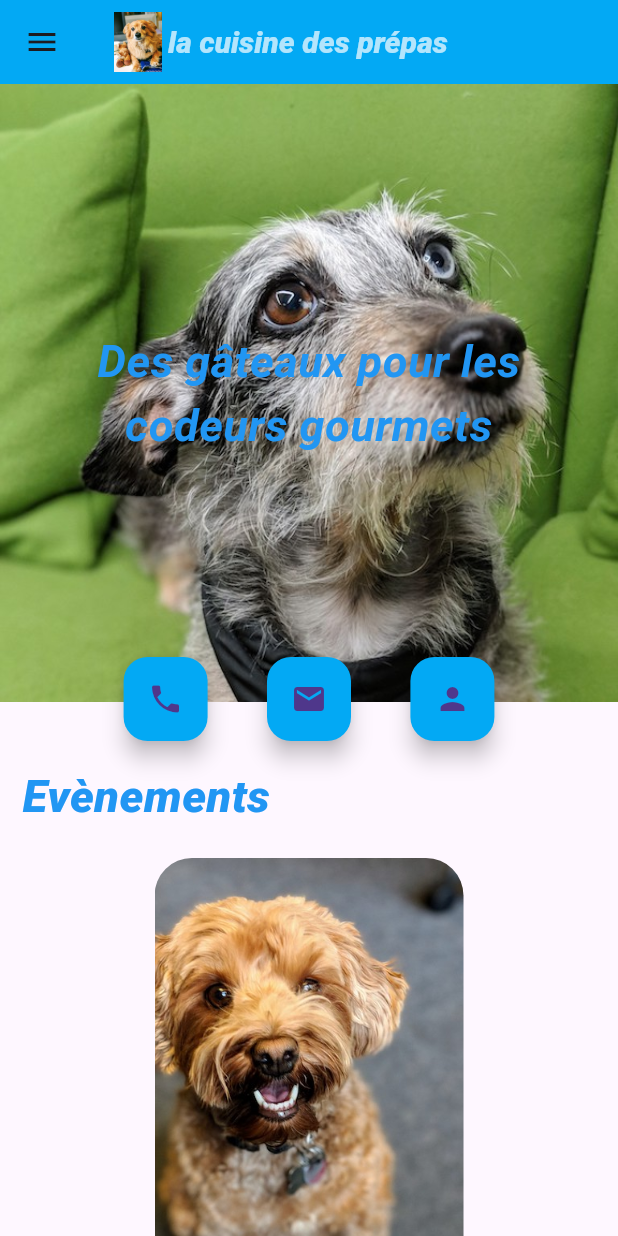
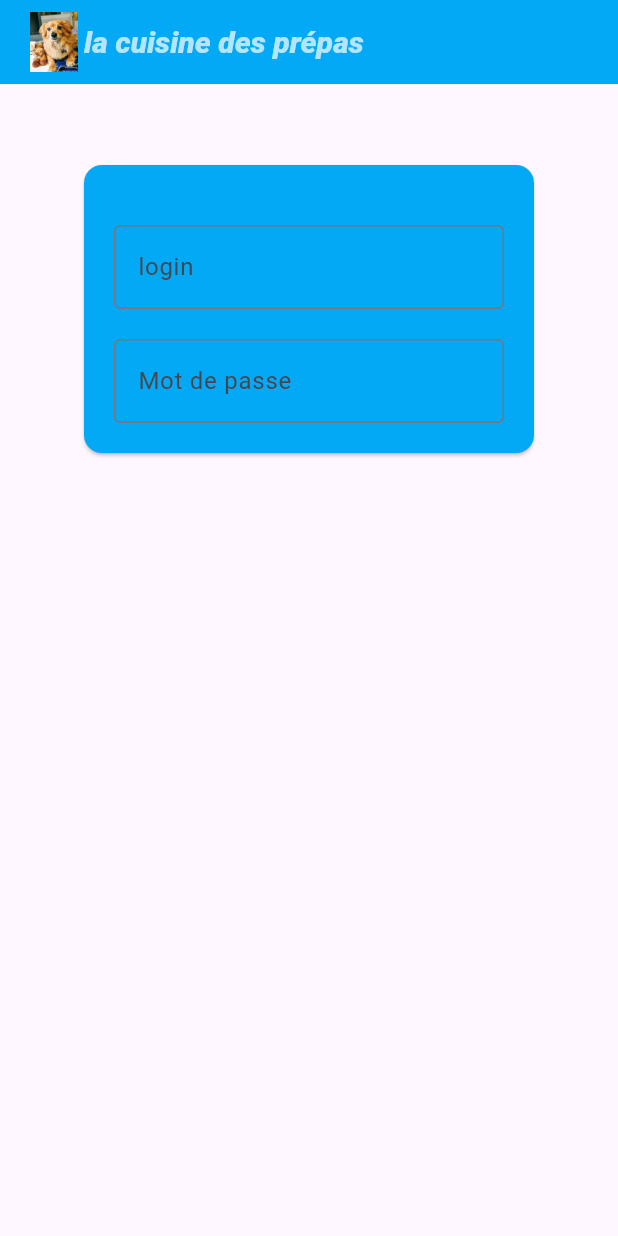
Before and after one commit to LopezMat/flutter, a Flutter app: the screen it shows after launch, on a phone screen of 412 x 824 dp. Run offline on Flutter 3.47's test engine with Material 3 defaults, Android fonts, the phone set to English and light mode, and no system bars; our stand-ins replace carousel_slider.

Commit message:
add loginForm

```diff
--- a/lib/main.dart
+++ b/lib/main.dart
@@ -1,4 +1,5 @@
 import 'package:flutter/material.dart';
+import 'package:intro_flutter/pages/LoginPage.dart';
 
 import 'pages/HomePage.dart';
 
@@ -14,7 +15,7 @@ class Cuisine extends StatelessWidget {
     return MaterialApp(
       debugShowCheckedModeBanner: false,
       title: "Mon site de cuisine",
-      home: HomePage(),
+      home: LoginPage(),
     );
   }
 }
--- a/lib/models/Constantes.dart
+++ b/lib/models/Constantes.dart
@@ -7,6 +7,9 @@ import 'package:intro_flutter/pages/HomePage.dart';
 import 'package:intro_flutter/pages/NextPage.dart';
 import 'package:intro_flutter/widgets/HoverButton.dart';
 import 'package:intro_flutter/widgets/UrlButton.dart';
+import 'package:crypto/crypto.dart';
+import 'dart:convert';
+
 
 //définition des couleurs
 Color appBarColor = const Color.fromRGBO(3, 169, 244, 1);
@@ -92,5 +95,13 @@ List<CarouselImage> cimages = [
   CarouselImage(name: "titi", path: p3),
   CarouselImage(name: "tintin", path: p4),
   CarouselImage(name: "tete", path: p12),
+];
 
-];
+// information de connexion
+String adminlog = "administrator";
+String admihpass = generateMd5("admin@2024");
+
+//fonction de hash en md5
+String generateMd5(String data){
+  return md5.convert(utf8.encode(data)).toString();
+}
--- /dev/null
+++ b/lib/pages/LoginPage.dart
@@ -0,0 +1,30 @@
+import 'package:flutter/material.dart';
+import 'package:intro_flutter/models/MakeItResponsive.dart';
+import 'package:intro_flutter/section/LoginSection.dart';
+import 'package:intro_flutter/widgets/PhoneBar.dart';
+import 'package:intro_flutter/widgets/WebBar.dart';
+
+class LoginPage extends StatefulWidget {
+  const LoginPage({super.key});
+
+  @override
+  State<LoginPage> createState() => _LoginPageState();
+}
+
+class _LoginPageState extends State<LoginPage> {
+  @override
+  Widget build(BuildContext context) {
+    Size size = MediaQuery.of(context).size;
+    ScreenSize screenSize = MakeItResponsive().getScreenSize(context);
+    return Scaffold(
+        appBar: (screenSize == ScreenSize.small) ? PhoneBar(): WebBar(size: size),
+        body:SingleChildScrollView(
+          child:Column(
+            children: [
+              LoginSection(),
+            ],
+          ),
+        ),
+    );
+  }
+}
--- /dev/null
+++ b/lib/section/LoginSection.dart
@@ -0,0 +1,78 @@
+import 'package:flutter/material.dart';
+import 'package:intro_flutter/models/Constantes.dart';
+
+class LoginSection extends StatefulWidget {
+  const LoginSection({super.key});
+
+  @override
+  State<LoginSection> createState() => _LoginSectionState();
+}
+
+class _LoginSectionState extends State<LoginSection> {
+
+  final TextEditingController loginController = TextEditingController();
+  final TextEditingController passController = TextEditingController();
+
+  @override
+  Widget build(BuildContext context) {
+
+    Size size = MediaQuery.of(context).size;
+
+    return  Container(
+      padding: EdgeInsets.only(top: 50),
+      width: size.width,
+      child: Center(
+        child: Card(
+          color: appBarColor,
+          child: Container(
+            width: 300,
+            padding: EdgeInsets.all(20),
+            child: Column(
+              crossAxisAlignment: CrossAxisAlignment.stretch,
+              children: [
+                Container( //champs login
+                  padding: EdgeInsets.only(top: 20),
+                  child: TextFormField(
+                    controller: loginController,
+                    decoration: InputDecoration(
+                      border: OutlineInputBorder(),
+                      labelText: "login"
+                    ),
+                    validator: (value){
+                      if(value!.isEmpty){
+                        return "svp rentrez un login";
+                      }
+                      return null;
+                    },
+                  ),
+                ),
+                Container( //champs de mot de passe
+                  padding: EdgeInsets.only(top: 20),
+                  child: TextFormField(
+                    controller: passController,
+                    obscureText: true,
+                    decoration: InputDecoration(
+                        border: OutlineInputBorder(),
+                        labelText: "Mot de passe"
+                    ),
+                    validator: (value){
+                      if( value!.isEmpty){
+                        return "veuillez entrez un mot de passe payou !!!!";
+                      }else if(value.length < 8){
+                        return "le mot de passe doit être supèrieur à 8 charactères";
+                      }else if(!value.contains(RegExp(r'[!%£&@#$]'))){
+                        return "il faut un charactère spéciale !!!";
+                      }
+                      return null;
+                    },
+                  ),
+                ),
+                Container(),
+              ],
+            ),
+          ),
+        ),
+      ),
+    );
+  }
+}
--- a/pubspec.yaml
+++ b/pubspec.yaml
@@ -41,6 +41,10 @@ dependencies:
 
   #carousel_slider:
   carousel_slider: ^4.2.1
+
+  #package de cryptage
+  crypto: ^3.0.2
+
 
 dev_dependencies:
   flutter_test:
```
Also changed, not shown: pubspec.lock.
